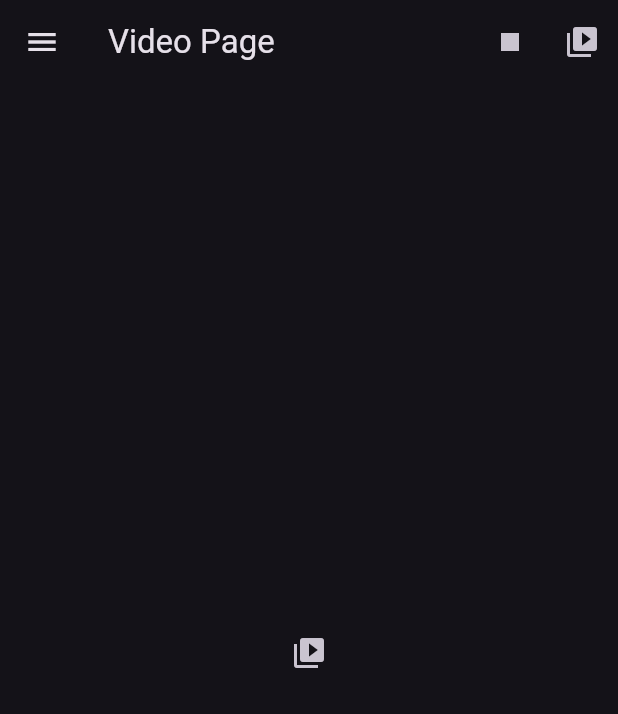
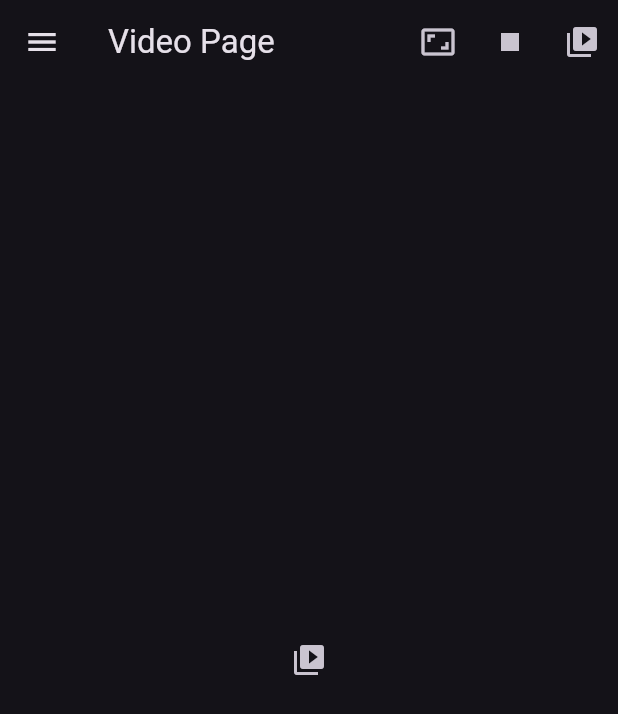
Before and after one commit to lostest4352/video__player, a Flutter app: the screen it shows after launch, on a phone screen of 412 x 824 dp. Shown: the top 714 px of the screen. Run offline on Flutter 3.47's test engine with Material 3 defaults, Android fonts, the phone set to English and light mode, and no system bars; our stand-ins replace image_picker; missing offline and left inert: media_kit, media_kit_video.

Commit message:
changed video page column position and removed singlechildscrollview

```diff
--- a/lib/pages/video_page.dart
+++ b/lib/pages/video_page.dart
@@ -22,6 +22,12 @@ class _VideoPageState extends State<VideoPage> {
             actions: [
               IconButton(
                 onPressed: () {
+                  imagePickerValue.changeAR();
+                },
+                icon: const Icon(Icons.aspect_ratio),
+              ),
+              IconButton(
+                onPressed: () {
                   imagePickerValue.closeVideo();
                 },
                 icon: const Icon(Icons.stop),
@@ -36,20 +42,20 @@ class _VideoPageState extends State<VideoPage> {
           ),
           drawer: const AppDrawer(),
           body: Center(
-            child: SingleChildScrollView(
-              child: Column(
-                children: [
-                  Builder(
+            child: Builder(
               builder: (context) {
                 final vidPath = imagePickerValue.selectedVideo?.path;
                 if (vidPath == null) {
-                        return Center(
-                          child: IconButton(
+                  return Column(
+                    mainAxisAlignment: MainAxisAlignment.center,
+                    children: [
+                      IconButton(
                         onPressed: () {
                           imagePickerValue.selectVideo();
                         },
                         icon: const Icon(Icons.video_library),
                       ),
+                    ],
                   );
                 } else {
                   return VideoPlayerPage(
@@ -58,12 +64,6 @@ class _VideoPageState extends State<VideoPage> {
                 }
               },
             ),
-                  const SizedBox(
-                    height: 10,
-                  ),
-                ],
-              ),
-            ),
           ),
         );
       },
```
Lines whose indentation alone changed are shown as unchanged.
